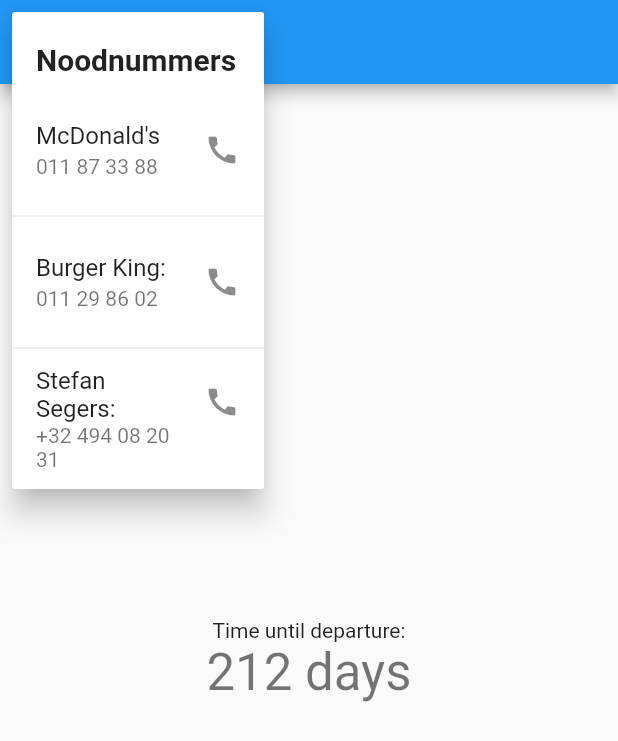
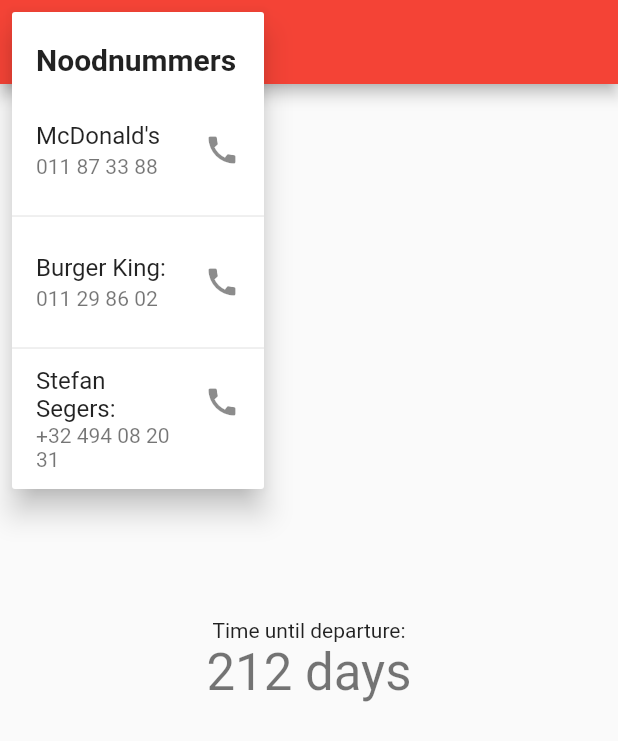
Before and after one commit to kernino/reizen_technologie, a Flutter app: the VandaagPage screen opened directly, after a tap on the "error" icon, on a phone screen of 412 x 824 dp. Shown: the top 741 px of the screen. Run offline on Flutter 3.47's test engine with Material 2 defaults, Android fonts, the phone set to English and light mode, and no system bars; our stand-ins replace connectivity, fluttertoast, sqflite; accounts and stored records are empty; statements that could not run were skipped.

Commit message:
Appbar globaal gemaakt. Appbar in voorwaardenview lokaal gezet om noodnummers hier te verwijderen

```diff
--- a/lib/Views/Widgets/appbar.dart
+++ b/lib/Views/Widgets/appbar.dart
@@ -1,15 +1,53 @@
 import 'package:flutter/cupertino.dart';
 import 'package:flutter/material.dart';
+import 'package:url_launcher/url_launcher.dart';
 
-class AppbarTest{
+class Appbar{
+
   static getAppbar(String title) {
-
       return AppBar(
         title: Text(
             title,
             style: TextStyle(color: Colors.white)
         ),
         backgroundColor: Colors.red,
+        leading: PopupMenuButton<String>(
+        itemBuilder: (BuildContext context) => <PopupMenuEntry<String>>[
+          PopupMenuItem<String>(
+            value: 'Noodnummers',
+            child: Text('Noodnummers',
+                style: TextStyle(fontSize: 20, fontWeight: FontWeight.bold)),
+          ),
+          PopupMenuItem<String>(
+              value: 'phone1',
+              child: ListTile(
+                trailing: Icon(Icons.call),
+                title: Text('McDonald\'s '),
+                subtitle: Text('011 87 33 88'),
+                onTap: () => launch("tel://011873388"),
+              )),
+          const PopupMenuDivider(),
+          PopupMenuItem<String>(
+              value: 'phone2',
+              child: ListTile(
+                trailing: Icon(Icons.call),
+                title: Text('Burger King: '),
+                subtitle: Text('011 29 86 02'),
+                onTap: () => launch("tel://011298602"),
+              )),
+          const PopupMenuDivider(),
+          PopupMenuItem<String>(
+            value: 'phone3',
+            child: ListTile(
+              trailing: Icon(Icons.call),
+              title: Text('Stefan Segers: '),
+              subtitle: Text('+32 494 08 20 31'),
+              onTap: () => launch("tel://+32494082031"),
+            ),
+          )
+        ],
+        icon: Icon(Icons.error),
+      ),
       );
   }
 }
--- a/lib/Views/Widgets/vandaag_widget.dart
+++ b/lib/Views/Widgets/vandaag_widget.dart
@@ -1,7 +1,5 @@
-import 'dart:convert';
-
 import 'package:flutter/material.dart';
-import 'package:url_launcher/url_launcher.dart';
+import 'package:reizen_technologie/Views/Widgets/appbar.dart';
 
 
 class Vandaag extends StatelessWidget {
@@ -37,7 +35,7 @@ class _VandaagPageState extends State<VandaagPage> {
   @override
   Widget build(BuildContext context) {
     return Scaffold(
-      appBar: AppBar(title: Text(widget.title), leading: _noodnummersPopup(),),
+      appBar: Appbar.getAppbar("Vandaag"),
       body: Center(
         child: Column(
           mainAxisAlignment: MainAxisAlignment.center,
@@ -54,42 +52,4 @@ class _VandaagPageState extends State<VandaagPage> {
       ),
     );
   }
-
-  Widget _noodnummersPopup() => PopupMenuButton<String>(
-    itemBuilder: (BuildContext context) => <PopupMenuEntry<String>>[
-      PopupMenuItem<String>(
-        value: 'Noodnummers',
-        child: Text('Noodnummers',
-            style: TextStyle(fontSize: 20, fontWeight: FontWeight.bold)),
-      ),
-      PopupMenuItem<String>(
-          value: 'phone1',
-          child: ListTile(
-            trailing: Icon(Icons.call),
-            title: Text('McDonald\'s '),
-            subtitle: Text('011 87 33 88'),
-            onTap: () => launch("tel://011873388"),
-          )),
-      const PopupMenuDivider(),
-      PopupMenuItem<String>(
-          value: 'phone2',
-          child: ListTile(
-            trailing: Icon(Icons.call),
-            title: Text('Burger King: '),
-            subtitle: Text('011 29 86 02'),
-            onTap: () => launch("tel://011298602"),
-          )),
-      const PopupMenuDivider(),
-      PopupMenuItem<String>(
-        value: 'phone3',
-        child: ListTile(
-          trailing: Icon(Icons.call),
-          title: Text('Stefan Segers: '),
-          subtitle: Text('+32 494 08 20 31'),
-          onTap: () => launch("tel://+32494082031"),
-        ),
-      )
-    ],
-    icon: Icon(Icons.error),
-  );
 } //+32 494 08 20 31
```
Also changed, not shown: lib/Views/Widgets/voorwaarden_widget.dart (+13 -14 lines).
